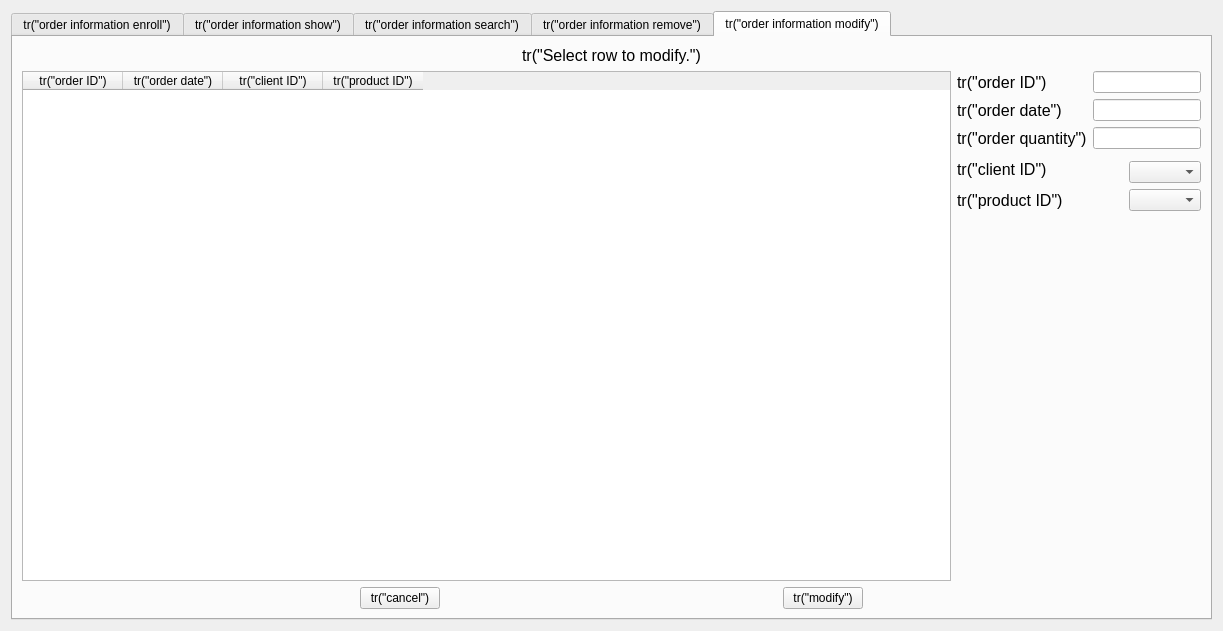
Above: CSApp/orderhandlerform.ui from ToSaveData/qt_source before the change. Below: the same form after it.
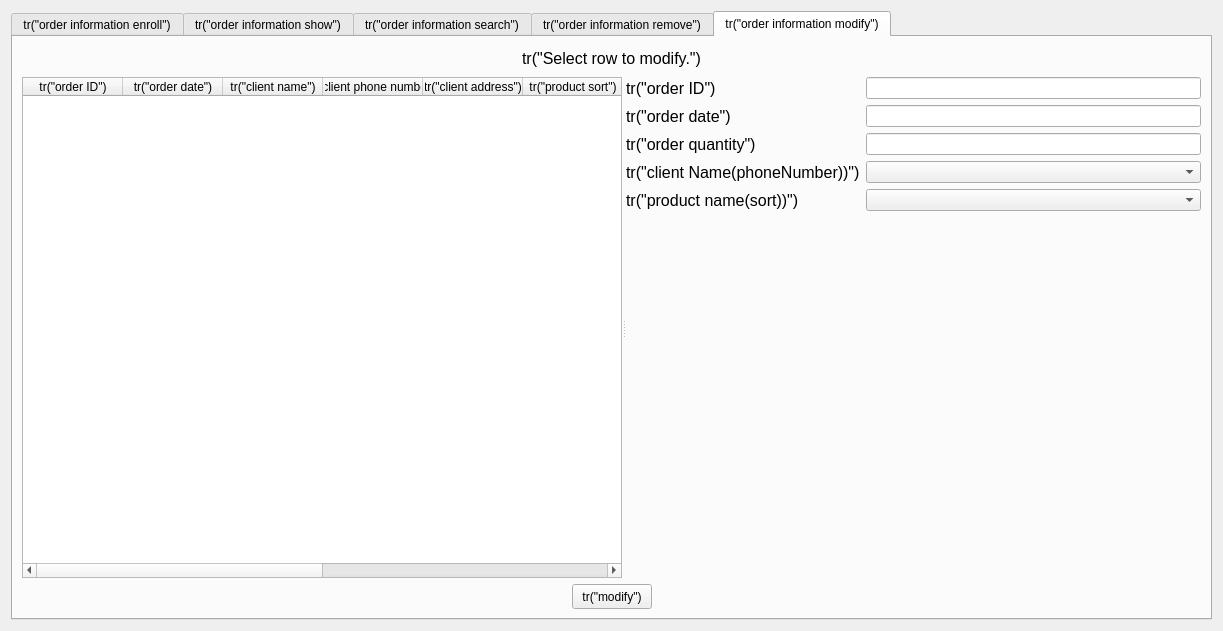
That is the form after the change. The open tabs and pages were chosen to show the change.

Diff of the .ui file:
```diff
--- a/CSApp/orderhandlerform.ui
+++ b/CSApp/orderhandlerform.ui
@@ -13,7 +13,7 @@
   <property name="windowTitle">
    <string>Form</string>
   </property>
-  <layout class="QVBoxLayout" name="verticalLayout_11">
+  <layout class="QVBoxLayout" name="verticalLayout_12">
    <item>
     <widget class="QTabWidget" name="tabWidget">
      <property name="minimumSize">
@@ -649,11 +649,17 @@
       <attribute name="title">
        <string>tr(&quot;order information modify&quot;)</string>
       </attribute>
-      <layout class="QVBoxLayout" name="verticalLayout_12">
+      <layout class="QVBoxLayout" name="verticalLayout_11">
        <item>
         <layout class="QVBoxLayout" name="verticalLayout_10">
          <item>
           <widget class="QLabel" name="infoLabel5">
+           <property name="maximumSize">
+            <size>
+             <width>16777215</width>
+             <height>25</height>
+            </size>
+           </property>
            <property name="font">
             <font>
              <pointsize>12</pointsize>
@@ -671,32 +677,69 @@
           </widget>
          </item>
          <item>
-          <layout class="QHBoxLayout" name="horizontalLayout_6">
-           <item>
-            <widget class="QTableWidget" name="tableWidget5">
-             <column>
-              <property name="text">
-               <string>tr(&quot;order ID&quot;)</string>
-              </property>
-             </column>
-             <column>
-              <property name="text">
-               <string>tr(&quot;order date&quot;)</string>
-              </property>
-             </column>
-             <column>
-              <property name="text">
-               <string>tr(&quot;client ID&quot;)</string>
-              </property>
-             </column>
-             <column>
-              <property name="text">
-               <string>tr(&quot;product ID&quot;)</string>
-              </property>
-             </column>
-            </widget>
-           </item>
-           <item>
+          <widget class="QSplitter" name="splitter">
+           <property name="orientation">
+            <enum>Qt::Horizontal</enum>
+           </property>
+           <widget class="QTableWidget" name="tableWidget5">
+            <property name="minimumSize">
+             <size>
+              <width>600</width>
+              <height>470</height>
+             </size>
+            </property>
+            <column>
+             <property name="text">
+              <string>tr(&quot;order ID&quot;)</string>
+             </property>
+            </column>
+            <column>
+             <property name="text">
+              <string>tr(&quot;order date&quot;)</string>
+             </property>
+            </column>
+            <column>
+             <property name="text">
+              <string>tr(&quot;client name&quot;)</string>
+             </property>
+            </column>
+            <column>
+             <property name="text">
+              <string>tr(&quot;client phone number&quot;)</string>
+             </property>
+            </column>
+            <column>
+             <property name="text">
+              <string>tr(&quot;client address&quot;)</string>
+             </property>
+            </column>
+            <column>
+             <property name="text">
+              <string>tr(&quot;product sort&quot;)</string>
+             </property>
+            </column>
+            <column>
+             <property name="text">
+              <string>tr(&quot;product name&quot;)</string>
+             </property>
+            </column>
+            <column>
+             <property name="text">
+              <string>tr(&quot;product price&quot;)</string>
+             </property>
+            </column>
+            <column>
+             <property name="text">
+              <string>tr(&quot;order quantity&quot;)</string>
+             </property>
+            </column>
+            <column>
+             <property name="text">
+              <string>tr(&quot;total price&quot;)</string>
+             </property>
+            </column>
+           </widget>
+           <widget class="QWidget" name="layoutWidget">
             <layout class="QVBoxLayout" name="verticalLayout_9">
              <item>
               <layout class="QGridLayout" name="gridLayout_2">
@@ -715,7 +758,7 @@
                  </property>
                 </widget>
                </item>
-               <item row="0" column="1" colspan="2">
+               <item row="0" column="1">
                 <widget class="QLineEdit" name="orderIDLineEdit">
                  <property name="readOnly">
                   <bool>true</bool>
@@ -734,7 +777,7 @@
                  </property>
                 </widget>
                </item>
-               <item row="1" column="1" colspan="2">
+               <item row="1" column="1">
                 <widget class="QLineEdit" name="orderDateLineEdit2"/>
                </item>
                <item row="2" column="0">
@@ -749,38 +792,38 @@
                  </property>
                 </widget>
                </item>
-               <item row="2" column="1" colspan="2">
+               <item row="2" column="1">
                 <widget class="QLineEdit" name="orderQuantityLineEdit2"/>
                </item>
-               <item row="3" column="0" rowspan="2" colspan="2">
-                <widget class="QLabel" name="clientIDLabel2">
+               <item row="3" column="0">
+                <widget class="QLabel" name="clientInfoLabel">
                  <property name="font">
                   <font>
                    <pointsize>12</pointsize>
                   </font>
                  </property>
                  <property name="text">
-                  <string>tr(&quot;client ID&quot;)</string>
+                  <string>tr(&quot;client Name(phoneNumber))&quot;)</string>
                  </property>
                 </widget>
                </item>
-               <item row="4" column="2">
-                <widget class="QComboBox" name="clientIDComboBox2"/>
+               <item row="3" column="1">
+                <widget class="QComboBox" name="clientInfoComboBox"/>
                </item>
-               <item row="5" column="0" colspan="2">
-                <widget class="QLabel" name="productIDLabel2">
+               <item row="4" column="0">
+                <widget class="QLabel" name="productInfoLabel">
                  <property name="font">
                   <font>
                    <pointsize>12</pointsize>
                   </font>
                  </property>
                  <property name="text">
-                  <string>tr(&quot;product ID&quot;)</string>
+                  <string>tr(&quot;product name(sort))&quot;)</string>
                  </property>
                 </widget>
                </item>
-               <item row="5" column="2">
-                <widget class="QComboBox" name="productIDComboBox2"/>
+               <item row="4" column="1">
+                <widget class="QComboBox" name="productInfoComboBox"/>
                </item>
               </layout>
              </item>
@@ -798,8 +841,8 @@
               </spacer>
              </item>
             </layout>
-           </item>
-          </layout>
+           </widget>
+          </widget>
          </item>
          <item>
           <layout class="QHBoxLayout" name="horizontalLayout_5">
@@ -816,28 +859,14 @@
              </property>
             </spacer>
            </item>
-           <item>
-            <widget class="QPushButton" name="cancelPushButton4">
-             <property name="text">
-              <string>tr(&quot;cancel&quot;)</string>
-             </property>
-            </widget>
-           </item>
-           <item>
-            <spacer name="horizontalSpacer_14">
-             <property name="orientation">
-              <enum>Qt::Horizontal</enum>
-             </property>
-             <property name="sizeHint" stdset="0">
-              <size>
-               <width>40</width>
-               <height>20</height>
-              </size>
-             </property>
-            </spacer>
-           </item>
            <item>
             <widget class="QPushButton" name="modifyPushButton">
+             <property name="maximumSize">
+              <size>
+               <width>16777215</width>
+               <height>25</height>
+              </size>
+             </property>
              <property name="text">
               <string>tr(&quot;modify&quot;)</string>
              </property>
@@ -848,6 +877,9 @@
              <property name="orientation">
               <enum>Qt::Horizontal</enum>
              </property>
+             <property name="sizeType">
+              <enum>QSizePolicy::Expanding</enum>
+             </property>
              <property name="sizeHint" stdset="0">
               <size>
                <width>40</width>
```
Left out of the diff: 122 changed lines with no effect on the pictures.
